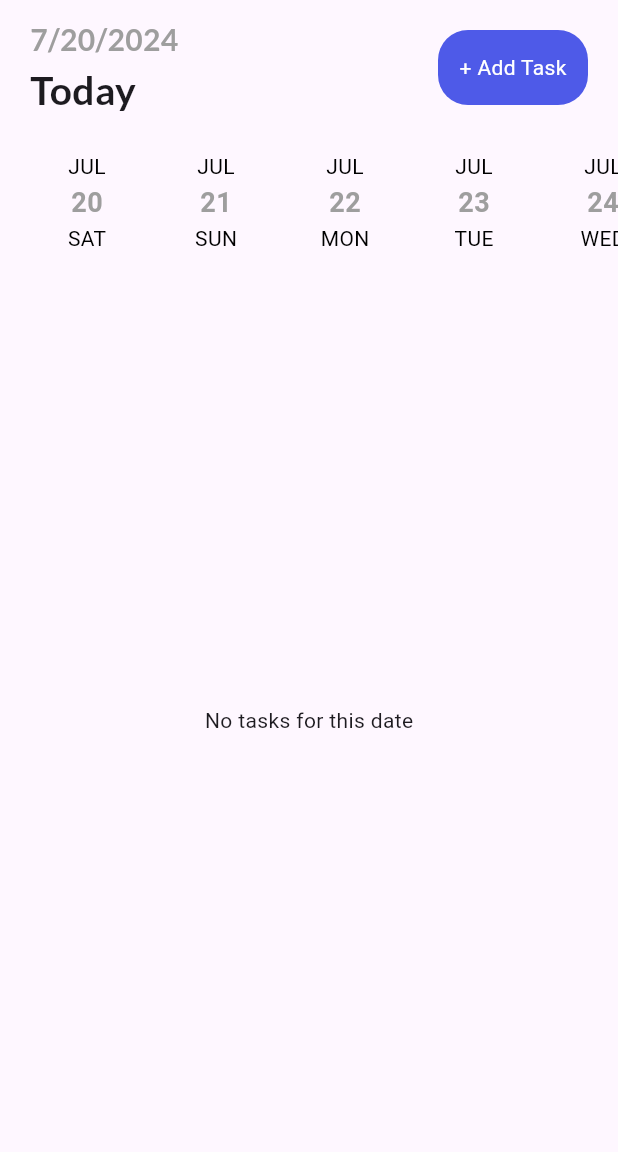
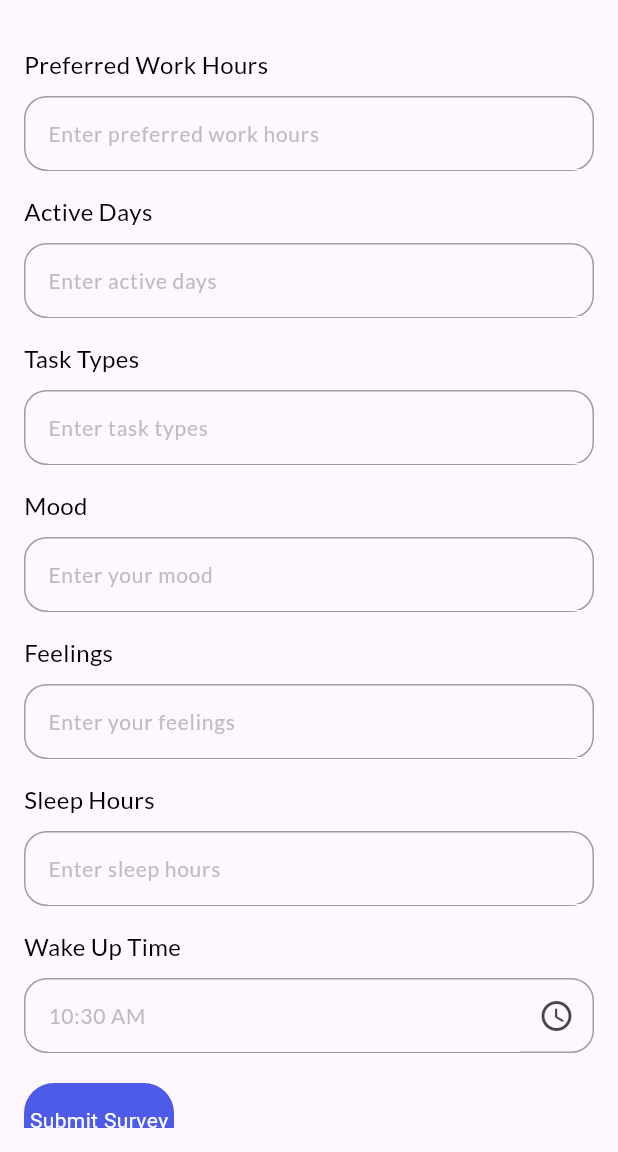
Before and after one commit to ChaariMahmoud/Smart-Calendar, a Flutter app: the screen it shows after launch, on a phone screen of 412 x 824 dp, the part 84-1236 px from its top. Run offline on Flutter 3.47's test engine with Material 3 defaults, Android fonts, the phone set to English and light mode, and no system bars; drawn by our look-alikes of date_picker_timeline; our stand-ins replace flutter_local_notifications, flutter_native_timezone_updated_gradle, flutter_staggered_animations, get, get_storage, google_fonts and 4 more; missing offline and left inert: a package; accounts and stored records are empty.

Commit message:
added survey + backend connexion ui part 1

```diff
--- /dev/null
+++ b/calendar/lib/Models /survey_model.dart
@@ -0,0 +1,34 @@
+class Survey {
+  String userId;
+  String preferredWorkHours;
+  List<String> activeDays;
+  List<String> taskTypes;
+  String mood;
+  String feelings;
+  double sleepHours;
+  String wakeUpTime;
+
+  Survey({
+    required this.userId,
+    required this.preferredWorkHours,
+    required this.activeDays,
+    required this.taskTypes,
+    required this.mood,
+    required this.feelings,
+    required this.sleepHours,
+    required this.wakeUpTime,
+  });
+
+  Map<String, dynamic> toJson() {
+    return {
+      'userId': userId,
+      'preferredWorkHours': preferredWorkHours,
+      'activeDays': activeDays,
+      'taskTypes': taskTypes,
+      'mood': mood,
+      'feelings': feelings,
+      'sleepHours': sleepHours,
+      'wakeUpTime': wakeUpTime,
+    };
+  }
+}
--- /dev/null
+++ b/calendar/lib/controllers/survey_controller.dart
@@ -0,0 +1,21 @@
+import 'package:calendar/Models%20/survey_model.dart';
+import 'package:http/http.dart' as http;
+import 'dart:convert';
+
+
+class SurveyController {
+  Future<bool> submitSurvey(Survey survey) async {
+    final response = await http.post(
+      Uri.parse('http://10.0.2.2:3000/api/surveys'),
+      headers: {'Content-Type': 'application/json'},
+      body: json.encode(survey.toJson()),
+    );
+
+    if (response.statusCode == 201) {
+      print('Survey added successfully with ID: ${survey.userId}');
+    } else {
+       throw Exception('Failed to post survey in backend: ${response.body}');
+    }
+    return response.statusCode == 201;
+  }
+}
--- a/calendar/lib/main.dart
+++ b/calendar/lib/main.dart
@@ -1,6 +1,7 @@
 import 'package:calendar/db/db_helper.dart';
 import 'package:calendar/services/theme_service.dart';
-import 'package:calendar/ui/home_page.dart';
+//import 'package:calendar/ui/home_page.dart';
+import 'package:calendar/ui/survey_page.dart';
 import 'package:calendar/ui/theme.dart';
 
 import 'package:flutter/material.dart';
@@ -31,7 +32,7 @@ class MyApp extends StatelessWidget {
 
 
 
-      home:   const HomePage(),
+      home:   const SurveyPage(),
     );
   }
 }
--- a/calendar/lib/ui/home_page.dart
+++ b/calendar/lib/ui/home_page.dart
@@ -228,11 +228,11 @@ class _HomePageState extends State<HomePage> {
             _bottomSheetButton(
               label: "Delete Task",
               clr: Colors.red[300]!,
-              onTap: () {
+              onTap: () async {
                 _taskController.delete(task);
                 _taskController.getTasks();
-                _taskController.deleteTaskFromBackend(task.id!);
-                _taskController.synchronizeTasks();
+              await _taskController.deleteTaskFromBackend(task.id!);
+              await _taskController.synchronizeTasks();
                 Get.back();
               },
               isClosed: false,
--- /dev/null
+++ b/calendar/lib/ui/survey_page.dart
@@ -0,0 +1,179 @@
+import 'package:calendar/services/theme_service.dart';
+import 'package:calendar/ui/home_page.dart';
+import 'package:flutter/material.dart';
+import 'package:get/get.dart';
+import 'package:intl/intl.dart';
+import 'package:calendar/Models%20/survey_model.dart';
+import 'package:calendar/controllers/survey_controller.dart';
+import 'package:calendar/ui/widgets/button.dart';
+import 'package:calendar/ui/widgets/input_field.dart';
+
+class SurveyPage extends StatefulWidget {
+  const SurveyPage({super.key});
+
+  @override
+  State<SurveyPage> createState() => _SurveyPageState();
+}
+
+class _SurveyPageState extends State<SurveyPage> {
+  final TextEditingController _preferredWorkHoursController = TextEditingController();
+  final TextEditingController _activeDaysController = TextEditingController();
+  final TextEditingController _taskTypesController = TextEditingController();
+  final TextEditingController _moodController = TextEditingController();
+  final TextEditingController _feelingsController = TextEditingController();
+  final TextEditingController _sleepHoursController = TextEditingController();
+  final TextEditingController _wakeUpTimeController = TextEditingController();
+  final SurveyController _surveyController = SurveyController();
+  DateTime _wakeUpTime = DateTime.now();
+
+  @override
+  Widget build(BuildContext context) {
+    return Scaffold(
+      appBar: _appBar(),
+      body: Padding(
+        padding: const EdgeInsets.all(16.0),
+        child: SingleChildScrollView(
+          child: Column(
+            crossAxisAlignment: CrossAxisAlignment.start,
+            children: [
+
+              MyInputField(
+                title: "Preferred Work Hours",
+                hint: "Enter preferred work hours",
+                controller: _preferredWorkHoursController,
+              ),
+              MyInputField(
+                title: "Active Days",
+                hint: "Enter active days",
+                controller: _activeDaysController,
+              ),
+              MyInputField(
+                title: "Task Types",
+                hint: "Enter task types",
+                controller: _taskTypesController,
+              ),
+              MyInputField(
+                title: "Mood",
+                hint: "Enter your mood",
+                controller: _moodController,
+              ),
+              MyInputField(
+                title: "Feelings",
+                hint: "Enter your feelings",
+                controller: _feelingsController,
+              ),
+              MyInputField(
+                title: "Sleep Hours",
+                hint: "Enter sleep hours",
+                controller: _sleepHoursController,
+              ),
+              MyInputField(
+                title: "Wake Up Time",
+                hint: DateFormat("hh:mm a").format(_wakeUpTime),
+                widget: IconButton(
+                  icon: const Icon(Icons.access_time_rounded),
+                  onPressed: () {
+                    _getWakeUpTimeFromUser();
+                  },
+                ),
+              ),
+              const SizedBox(height: 20),
+              MyButton(label: "Submit Survey", onTap: _submitSurveyData),
+            ],
+          ),
+        ),
+      ),
+    );
+  }
+
+  _getWakeUpTimeFromUser() async {
+    var pickedTime = await showTimePicker(
+      context: context,
+      initialTime: TimeOfDay.fromDateTime(_wakeUpTime),
+    );
+    if (pickedTime != null) {
+      setState(() {
+        _wakeUpTime = DateTime(
+          _wakeUpTime.year,
+          _wakeUpTime.month,
+          _wakeUpTime.day,
+          pickedTime.hour,
+          pickedTime.minute,
+        );
+        _wakeUpTimeController.text = DateFormat("hh:mm a").format(_wakeUpTime);
+      });
+    }
+  }
+
+  _submitSurveyData() async {
+    if (
+        _preferredWorkHoursController.text.isNotEmpty &&
+        _activeDaysController.text.isNotEmpty &&
+        _taskTypesController.text.isNotEmpty &&
+        _moodController.text.isNotEmpty &&
+        _feelingsController.text.isNotEmpty &&
+        _sleepHoursController.text.isNotEmpty
+        ) {
+      Survey newSurvey = Survey(
+        userId: "test",
+        preferredWorkHours: _preferredWorkHoursController.text,
+        activeDays: _activeDaysController.text.split(',').map((e) => e.trim()).toList(),
+        taskTypes: _taskTypesController.text.split(',').map((e) => e.trim()).toList(),
+        mood: _moodController.text,
+        feelings: _feelingsController.text,
+        sleepHours: double.parse(_sleepHoursController.text),
+        wakeUpTime: _wakeUpTimeController.text,
+      );
+
+      bool success = await _surveyController.submitSurvey(newSurvey);
+      if (success) {
+        Get.snackbar("Success", "Survey submitted successfully!",
+          snackPosition: SnackPosition.BOTTOM,
+          backgroundColor: Colors.green,
+          colorText: Colors.white,
+          icon: const Icon(Icons.check, color: Colors.white),
+        );
+        await Get.to(() => const HomePage());
+      } else {
+        Get.snackbar("Error", "Failed to submit survey",
+          snackPosition: SnackPosition.BOTTOM,
+          backgroundColor: Colors.red,
+          colorText: Colors.white,
+          icon: const Icon(Icons.error, color: Colors.pink,
+        ));
+      }
+    } else {
+      Get.snackbar("Required", "All fields are required",
+        snackPosition: SnackPosition.BOTTOM,
+        backgroundColor: Colors.white,
+        colorText: Colors.red,
+        icon: const Icon(Icons.warning_amber_rounded, color: Colors.red),
+      );
+    }
+  }
+
+  AppBar _appBar() {
+    bool isDark = Theme.of(context).brightness == Brightness.dark;
+    return AppBar(
+      elevation: 10,
+      leading: GestureDetector(
+        onTap: () {
+          ThemeService().switchTheme();
+        },
+        child: Icon(
+          isDark ? Icons.wb_sunny_outlined : Icons.nightlight_round,
+          size: 25,
+        ),
+      ),
+      actions: const [
+        CircleAvatar(
+          backgroundImage: AssetImage("images/profile.png"),
+          maxRadius: 18,
+        ),
+        SizedBox(
+          width: 20,
+        )
+      ],
+    );
+  }
+}
```
Also changed, not shown: 6 other files.
